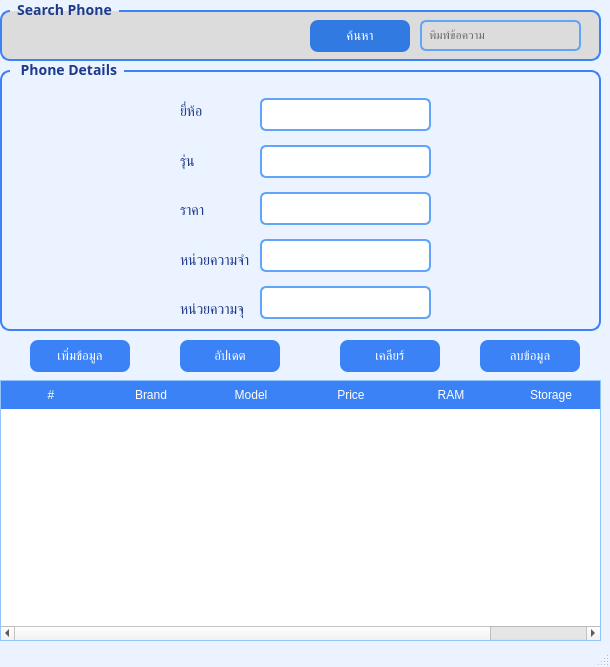
This is phone.ui in phisut11/phone-pyqt as Qt 5 draws it before an edit. The edited form follows.
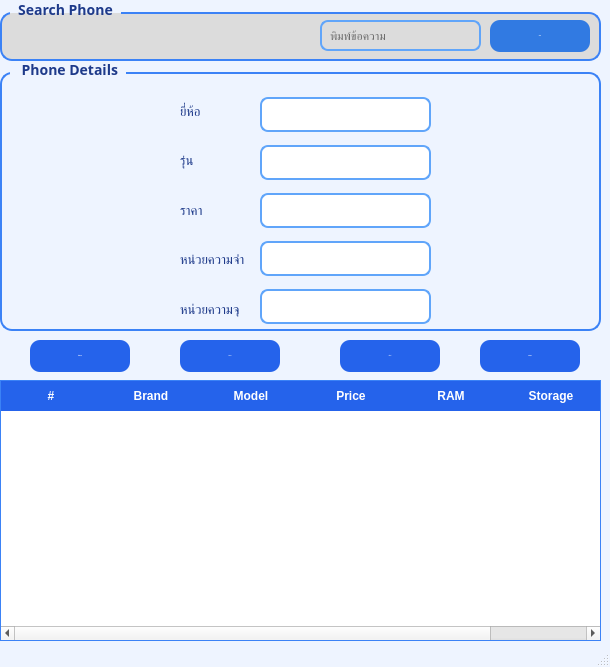
This is the edited form. Icons and pictures are not drawn.

Commit message: update phone database and ui

Patch:
```diff
--- a/phone.ui
+++ b/phone.ui
@@ -21,46 +21,51 @@
   </property>
   <property name="styleSheet">
    <string notr="true">QMainWindow {
-    background-color: #eaf3ff;
+    background-color: #eef4ff;
 }
 
+/* กล่อง */
 QGroupBox {
     border: 2px solid #3b82f6;
-    border-radius: 10px;
-    margin-top: 10px;
+    border-radius: 12px;
+    margin-top: 12px;
     font-size: 14px;
     font-weight: bold;
     color: #1e3a8a;
 }
 
-QGroupBox:title {
+QGroupBox::title {
     subcontrol-origin: margin;
     left: 10px;
-    padding: 0 5px 0 5px;
+    padding: 0 6px;
 }
 
+/* ข้อความ */
 QLabel {
-    font-size: 14px;
     color: #1e3a8a;
+    font-size: 13px;
 }
 
+/* ช่องกรอกข้อมูล */
 QLineEdit {
+    background-color: white;
     border: 2px solid #60a5fa;
-    border-radius: 6px;
-    padding: 5px;
-    background-color: white;
+    border-radius: 8px;
+    padding: 6px;
+    color: black;
 }
 
 QLineEdit:focus {
     border: 2px solid #2563eb;
 }
 
+/* ปุ่ม */
 QPushButton {
-    background-color: #3b82f6;
+    background-color: #2563eb;
     color: white;
-    border-radius: 8px;
+    border-radius: 10px;
     padding: 6px;
-    font-size: 13px;
+    font-weight: bold;
 }
 
 QPushButton:hover {
@@ -71,16 +76,31 @@
     background-color: #1d4ed8;
 }
 
+/* ตาราง */
 QTableWidget {
     background-color: white;
-    border: 1px solid #93c5fd;
-    gridline-color: #bfdbfe;
+    color: black;
+    border: 1px solid #3b82f6;
+    gridline-color: #cbd5e1;
 }
 
+/* ข้อมูลในตาราง */
+QTableWidget::item {
+    color: black;
+}
+
+/* เวลาเลือกแถว */
+QTableWidget::item:selected {
+    background-color: #2563eb;
+    color: white;
+}
+
+/* หัวตาราง */
 QHeaderView::section {
-    background-color: #3b82f6;
+    background-color: #2563eb;
     color: white;
-    padding: 5px;
+    padding: 6px;
+    font-weight: bold;
     border: none;
 }</string>
   </property>
@@ -146,6 +166,7 @@
      <font>
       <family>Nunito</family>
       <pointsize>-1</pointsize>
+      <bold>true</bold>
      </font>
     </property>
     <property name="text">
@@ -169,6 +190,7 @@
      <font>
       <family>Nunito</family>
       <pointsize>-1</pointsize>
+      <bold>true</bold>
      </font>
     </property>
     <property name="text">
@@ -192,6 +214,7 @@
      <font>
       <family>Nunito</family>
       <pointsize>-1</pointsize>
+      <bold>true</bold>
      </font>
     </property>
     <property name="text">
@@ -215,6 +238,7 @@
      <font>
       <family>Nunito</family>
       <pointsize>-1</pointsize>
+      <bold>true</bold>
      </font>
     </property>
     <property name="text">
@@ -250,7 +274,7 @@
     <widget class="QPushButton" name="btn_search">
      <property name="geometry">
       <rect>
-       <x>310</x>
+       <x>490</x>
        <y>20</y>
        <width>100</width>
        <height>32</height>
@@ -260,6 +284,7 @@
       <font>
        <family>Nunito</family>
        <pointsize>-1</pointsize>
+       <bold>true</bold>
       </font>
      </property>
      <property name="styleSheet">
@@ -276,7 +301,7 @@
     <widget class="QLineEdit" name="txt_search">
      <property name="geometry">
       <rect>
-       <x>420</x>
+       <x>320</x>
        <y>20</y>
        <width>161</width>
        <height>31</height>
```
Left out of the diff: 2 changed lines with no effect on the pictures. The commit also changes 1 other file.
